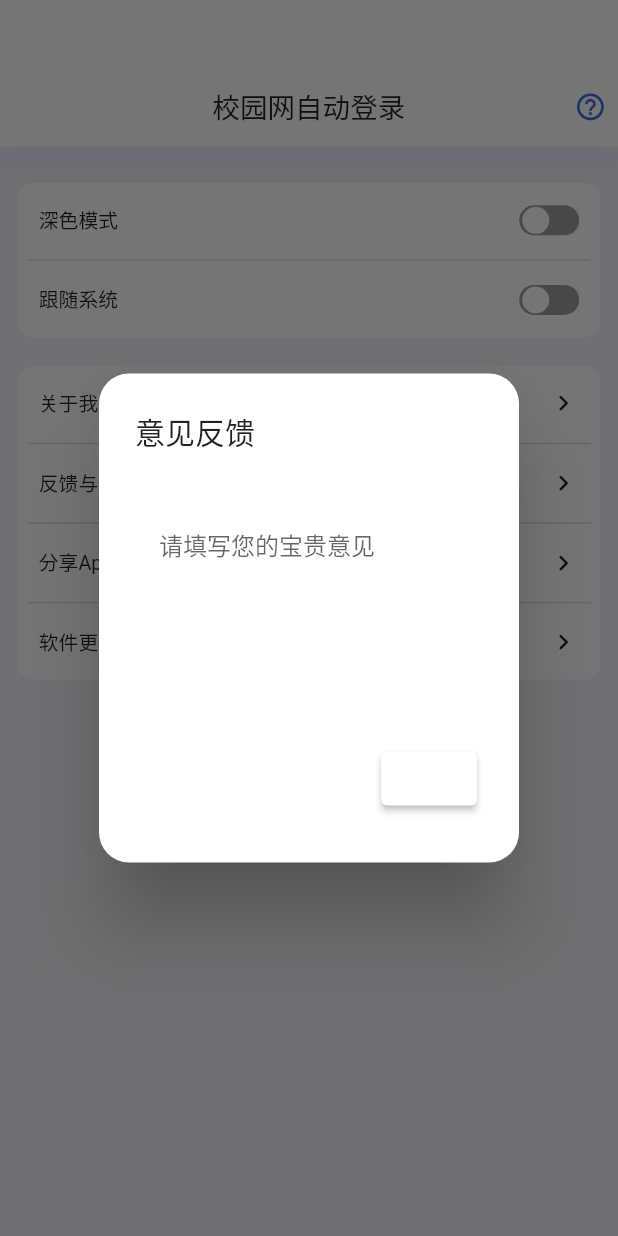
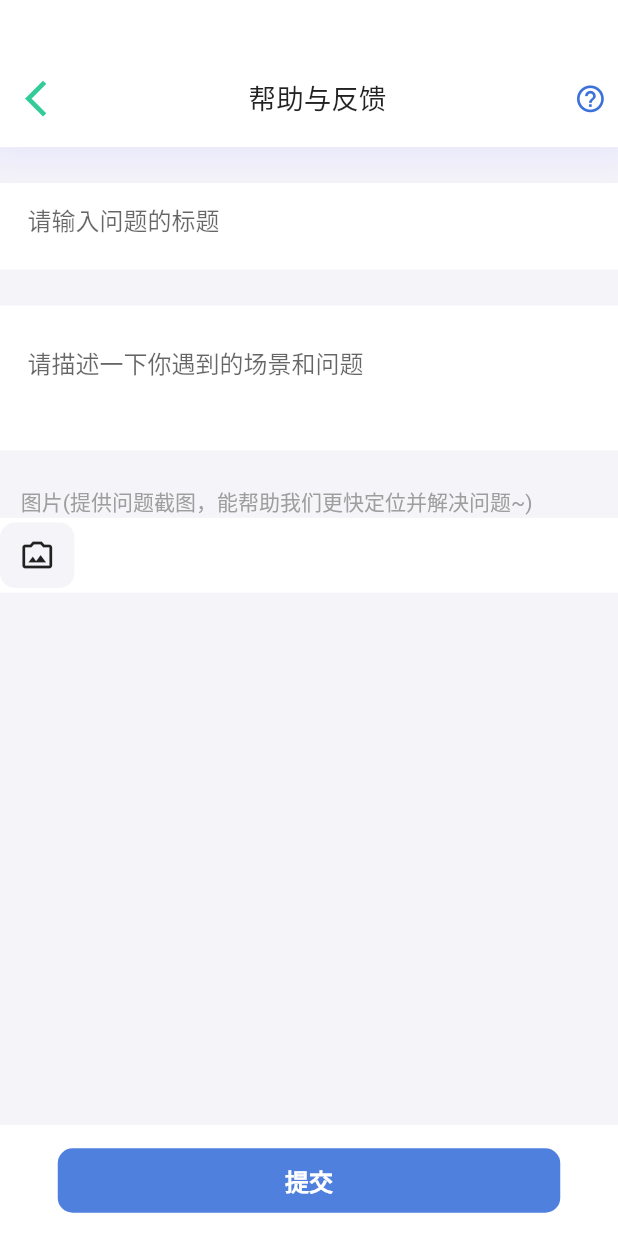
Before and after one commit to VaIOReTto1/CumtLogin, a Flutter app: the SettingPage screen opened directly, after a tap on "反馈与建议", on a phone screen of 412 x 824 dp. Run offline on Flutter 3.47's test engine with Material 2 defaults, Android fonts, the phone set to English and light mode, and no system bars; drawn by our look-alikes of flutter_switch; our stand-ins replace bot_toast, cached_network_image, dio, firebase_analytics, firebase_core, flutter_screenutil and 5 more; missing offline and left inert: flutter_picker, flutter_share; accounts and stored records are empty.

Commit message:
feature：添加反馈功能
按照设计组要求，允许问题描述，并获取本地截图，同时添加图片放大，以及随时删除的功能。（但目前还没有向后端提交数据的功能，提交只会弹出“提交成功”，并直接返回主页面，会等后续和后端沟通后，获得具体格式，再进行添加）

```diff
--- a/lib/main.dart
+++ b/lib/main.dart
@@ -67,7 +67,7 @@ class MyApp extends StatelessWidget {
           darkTheme: AppTheme.darkTheme().themeData,
           debugShowCheckedModeBanner: false,
           home: child,
-          builder: BotToastInit(),
+          builder: BotToastInit(),      //toast弹窗的初始化
           navigatorObservers: [BotToastNavigatorObserver()],
         );
       },
--- a/lib/settings/drawer_button.dart
+++ b/lib/settings/drawer_button.dart
@@ -1,3 +1,4 @@
+import 'package:cumt_login/settings/feedback/feedback_page.dart';
 import 'package:cumt_login/settings/theme/theme_color.dart';
 import 'package:cumt_login/settings/update/app_upgrade2.dart';
 import 'package:cumt_login/settings/update/update_Alert_Icon.dart';
@@ -11,7 +12,6 @@ import 'package:shared_preferences/shared_preferences.dart';
 import '../config.dart';
 import '../login_util/prefs.dart';
 import 'aboutUs/pages/about_page.dart';
-import 'feedback/feedback.dart';
 import 'help/help_page.dart';
 
 class AboutButton extends StatefulWidget {
@@ -200,25 +200,21 @@ class FeedBackButton extends StatefulWidget {
   @override
   State<FeedBackButton> createState() => _FeedBackButtonState();
 }
+//
+// AlertDialog(
+// shape: RoundedRectangleBorder(
+// borderRadius:
+// BorderRadius.circular(UIConfig.borderRadiusBox)),
+// backgroundColor: Theme.of(context).colorScheme.background,
+// title: Text('意见反馈'),
+// content: FeedbackForm(),
 
 class _FeedBackButtonState extends State<FeedBackButton> {
   @override
   Widget build(BuildContext context) {
     return InkWell(
         onTap: () {
-          showDialog(
-            context: context,
-            builder: (BuildContext context) {
-              return AlertDialog(
-                shape: RoundedRectangleBorder(
-                    borderRadius:
-                        BorderRadius.circular(UIConfig.borderRadiusBox)),
-                backgroundColor: Theme.of(context).colorScheme.background,
-                title: Text('意见反馈'),
-                content: FeedbackForm(),
-              );
-            },
-          );
+            toFeedBackPage(context);
         },
         child: SizedBox(
           height: MediaQuery.of(context).size.height*0.045,
--- a/lib/settings/feedback/feedback.dart
+++ /dev/null
@@ -1,50 +0,0 @@
-import 'package:flutter/material.dart';
-
-class FeedbackForm extends StatelessWidget {
-  final TextEditingController _textEditingController = TextEditingController();
-
-  @override
-  Widget build(BuildContext context) {
-    return Container(
-      padding: const EdgeInsets.symmetric(horizontal: 4.0, vertical: 8.0),
-      child: Column(
-        mainAxisSize: MainAxisSize.min,
-        crossAxisAlignment: CrossAxisAlignment.stretch,
-        children: [
-          TextField(
-            controller: _textEditingController,
-            maxLines: 8,
-            minLines: 1,
-            decoration: InputDecoration(
-              hintText: '请填写您的宝贵意见',
-              border: OutlineInputBorder(),
-            ),
-          ),
-          SizedBox(height: 100.0),
-          Row(
-            mainAxisAlignment: MainAxisAlignment.end,
-            children: [
-              TextButton(
-                onPressed: () {
-                  _textEditingController.clear();
-                  Navigator.of(context).pop();
-                },
-                child: Text('取消'),
-              ),
-              SizedBox(width: 8.0),
-              ElevatedButton(
-                onPressed: () {
-                  String feedback = _textEditingController.text;
-                  // 处理用户反馈
-                  _textEditingController.clear();
-                  Navigator.of(context).pop();
-                },
-                child: Text('发送'),
-              ),
-            ],
-          ),
-        ],
-      ),
-    );
-  }
-}
--- /dev/null
+++ b/lib/settings/feedback/feedback_page.dart
@@ -0,0 +1,210 @@
+import 'package:cumt_login/settings/update/toast.dart';
+
+import '../../config.dart';
+import 'package:flutter/material.dart';
+import '../aboutUs/cpns/single_info_card.dart';
+import '../drawer_button.dart';
+import 'imagePickButton.dart';
+
+toFeedBackPage(BuildContext context) {
+  Navigator.of(context).push(MaterialPageRoute(
+    builder: (context) => const FeedBackPage(),
+    fullscreenDialog: true, // 路由为全屏模式
+  ));
+}
+
+class FeedBackPage extends StatefulWidget {
+  const FeedBackPage({Key? key}) : super(key: key);
+
+  @override
+  State<FeedBackPage> createState() => _FeedBackPageState();
+}
+
+class _FeedBackPageState extends State<FeedBackPage> {
+  final TextEditingController _textEditingController_title =
+      TextEditingController();
+  final TextEditingController _textEditingController_decription =
+      TextEditingController();
+  List<String> _imageList = [];
+
+  @override
+  Widget build(BuildContext context) {
+    return Scaffold(
+      backgroundColor: Theme.of(context).cardTheme.color,
+      body: Center(
+        child: Column(
+          children: [
+            Container(
+              height: MediaQuery.of(context).size.height * 0.119,
+              decoration: BoxDecoration(
+                color: Theme.of(context).colorScheme.primary,
+                boxShadow: const [
+                  BoxShadow(
+                    color: Color.fromRGBO(222, 221, 251, 0.5),
+                    spreadRadius: 12,
+                    blurRadius: 18,
+                    offset: Offset.zero, // changes position of shadow
+                  ),
+                ],
+              ),
+              child: Column(
+                children: [
+                  Expanded(child: Container()),
+                  Row(
+                    children: [
+                      IconButton(
+                        icon: Icon(
+                          Icons.arrow_back_ios_new,
+                          size: UIConfig.fontSizeSubTitle * 2,
+                          color: Theme.of(context).brightness == Brightness.dark
+                              ? Colors.white
+                              : loginColorGreen1,
+                        ),
+                        onPressed: () => Navigator.pop(context),
+                      ),
+                      Expanded(
+                          flex: 1,
+                          child: Center(
+                            child: Text(
+                              '帮助与反馈',
+                              style: TextStyle(
+                                  fontSize: UIConfig.fontSizeTitle * 1.2),
+                              textAlign: TextAlign.center,
+                            ),
+                          )),
+                      HelpButton(),
+                    ],
+                  ),
+                  SizedBox(
+                    height: MediaQuery.of(context).size.height * 0.0105,
+                  )
+                ],
+              ),
+            ),
+            SingleChildScrollView(
+              child: Column(
+                children: [
+                  Padding(
+                    padding: const EdgeInsets.fromLTRB(0, 24.0, 0, 0),
+                    child: Container(
+                      padding: EdgeInsets.all(UIConfig.paddingAll),
+                      decoration: BoxDecoration(
+                          color: Theme.of(context).colorScheme.primary),
+                      child: Column(
+                        children: [
+                          SizedBox(
+                            height: 45,
+                            child: TextField(
+                              controller: _textEditingController_title,
+                              maxLines: 8,
+                              minLines: 1,
+                              style: TextStyle(color: Colors.grey),
+                              decoration: const InputDecoration(
+                                hintText: '请输入问题的标题',
+                                border: OutlineInputBorder(),
+                              ),
+                            ),
+                          ),
+                        ],
+                      ),
+                    ),
+                  ),
+                  Padding(
+                    padding: const EdgeInsets.fromLTRB(0, 24.0, 0, 0),
+                    child: Container(
+                      padding: EdgeInsets.all(UIConfig.paddingAll),
+                      decoration: BoxDecoration(
+                          color: Theme.of(context).colorScheme.primary),
+                      child: Column(
+                        children: [
+                          SizedBox(
+                            height: 84,
+                            child: TextField(
+                              controller: _textEditingController_decription,
+                              maxLines: 10,
+                              minLines: 1,
+                              decoration: const InputDecoration(
+                                hintText: '请描述一下你遇到的场景和问题',
+                                border: OutlineInputBorder(),
+                              ),
+                            ),
+                          ),
+                        ],
+                      ),
+                    ),
+                  ),
+                  Padding(
+                    padding: const EdgeInsets.fromLTRB(0, 24.0, 0, 0),
+                    child: Column(
+                      crossAxisAlignment: CrossAxisAlignment.start,
+                      children: [
+                        Container(
+                          child: Text(
+                            '    图片(提供问题截图，能帮助我们更快定位并解决问题~)',
+                            textAlign: TextAlign.left,
+                            style: TextStyle(color: Colors.grey),
+                          ),
+                        ),
+                        Container(
+                          padding: EdgeInsets.symmetric(horizontal: 0),
+                          width: double.infinity,
+                          decoration: BoxDecoration(
+                              color: Theme.of(context).colorScheme.primary),
+                          child: Row(
+                            children: [
+                              Expanded(
+                                child: MyWidget(),
+                              )
+                            ],
+                          ),
+                        )
+                      ],
+                    ),
+                  ),
+                ],
+              ),
+            ),
+          ],
+        ),
+      ),
+      bottomNavigationBar: SizedBox(
+          height: MediaQuery.of(context).size.height * 0.0898,
+          child: Container(
+            width: double.infinity,
+            height: 70,
+            decoration: BoxDecoration(
+              color: Theme.of(context).colorScheme.primary,
+            ),
+            padding: EdgeInsets.symmetric(horizontal: 16),
+            child: Align(
+              alignment: Alignment.center,
+              child: Container(
+                width: 335,
+                height: 43,
+                decoration: BoxDecoration(
+                  borderRadius:
+                      BorderRadius.circular(UIConfig.borderRadiusEntry),
+                  color: Color.fromRGBO(59, 114, 217, 0.9),
+                ),
+                child: InkWell(
+                  onTap: () {
+                    showToast('提交成功');
+                    Navigator.pop(context);
+                  },
+                  child: Center(
+                    child: Text(
+                      '提交',
+                      style: TextStyle(
+                        color: Colors.white,
+                        fontSize: 16,
+                        fontWeight: FontWeight.bold,
+                      ),
+                    ),
+                  ),
+                ),
+              ),
+            ),
+          )),
+    );
+  }
+}
--- /dev/null
+++ b/lib/settings/feedback/imagePickButton.dart
@@ -0,0 +1,151 @@
+import 'dart:io';
+import 'package:flutter/material.dart';
+import 'package:photo_view/photo_view.dart';
+import 'package:image_picker/image_picker.dart';
+
+import '../../config.dart';
+
+
+class MyWidget extends StatefulWidget {
+  @override
+  _MyWidgetState createState() => _MyWidgetState();
+}
+
+class _MyWidgetState extends State<MyWidget> {
+  List<File> images = [];
+
+  void addImage(File image) {
+    setState(() {
+      images.add(image);
+    });
+  }
+
+  void removeImageAtIndex(int index) {
+    setState(() {
+      images.removeAt(index);
+    });
+  }
+
+  @override
+  Widget build(BuildContext context) {
+    return Wrap(
+      spacing: 8,
+      children: [
+        for (int i = 0; i < images.length; i++)
+          _buildEntry(context, images[i], i),
+        ImagePickerButton(
+          onImagePicked: (image) {
+            addImage(image);
+          },
+        ),
+      ],
+    );
+  }
+
+  Widget _buildEntry(BuildContext context, File imageFile, int index) {
+    return InkWell(
+      onTap: () {
+        Navigator.push(
+          context,
+          MaterialPageRoute(
+            builder: (_) => PhotoView(
+              imageProvider: FileImage(imageFile),
+            ),
+          ),
+        );
+      },
+      child: Container(
+        margin: EdgeInsets.symmetric(vertical: UIConfig.marginVertical),
+        padding: EdgeInsets.all(UIConfig.paddingAll),
+        decoration: BoxDecoration(
+          borderRadius: BorderRadius.circular(UIConfig.borderRadiusEntry),
+          color: Theme.of(context).canvasColor,
+        ),
+        child: Stack(
+          children: [
+            if (imageFile != null)
+              SizedBox(
+                width: 65,
+                height: 65,
+                child: PhotoView(
+                  imageProvider: FileImage(imageFile),
+                  backgroundDecoration: BoxDecoration(
+                    color: Colors.transparent,
+                  ),
+                  loadingBuilder: (context, event) => Center(
+                    child: CircularProgressIndicator(),
+                  ),
+                ),
+              ),
+            Positioned(
+              top: 0,
+              right: 0,
+              child: InkWell(
+                onTap: () {
+                  removeImageAtIndex(index);
+                },
+                child: Container(
+                  decoration: BoxDecoration(
+                    borderRadius: BorderRadius.circular(10),
+                    color: Colors.white,
+                  ),
+                  child: Icon(
+                    Icons.close,
+                    color: Colors.black.withOpacity(0.5),
+                    size: 10,
+                  ),
+                ),
+              ),
+            ),
+          ],
+        ),
+      ),
+    );
+  }
+}
+
+class ImagePickerButton extends StatefulWidget {
+  final Function(File) onImagePicked;
+
+  ImagePickerButton({required this.onImagePicked});
+
+  @override
+  _ImagePickerButtonState createState() => _ImagePickerButtonState();
+}
+
+class _ImagePickerButtonState extends State<ImagePickerButton> {
+  Future getImage() async {
+    final picker = ImagePicker();
+    final pickedFile =
+    await picker.pickImage(source: ImageSource.gallery);
+    if (pickedFile != null) {
+      widget.onImagePicked(File(pickedFile.path));
+    }
+  }
+
+  @override
+  Widget build(BuildContext context) {
+    return InkWell(
+      onTap: () {
+        getImage();
+      },
+      child: Container(
+        margin: EdgeInsets.symmetric(vertical: UIConfig.marginVertical),
+        padding: EdgeInsets.all(UIConfig.paddingAll),
+        decoration: BoxDecoration(
+          borderRadius: BorderRadius.circular(UIConfig.borderRadiusEntry),
+          color: Theme.of(context).canvasColor,
+        ),
+        child: Wrap(
+          children: [
+            SizedBox(
+              width: 37,
+              height: 31,
+              child: Icon(Icons.photo_camera_back_outlined),
+            ),
+          ],
+        ),
+      ),
+    );
+  }
+}
--- a/pubspec.yaml
+++ b/pubspec.yaml
@@ -28,6 +28,7 @@ dependencies:
   firebase_analytics: ^10.2.1 #用户行为监控
   flutter_share: ^2.0.0 #实现分享功能
   flutter_switch: ^0.3.2 #switch模块
+  photo_view: ^0.14.0 #允许用户放大查看图片
 
 dev_dependencies:
   flutter_test:
```
Also changed, not shown: pubspec.lock, 1 other file.
